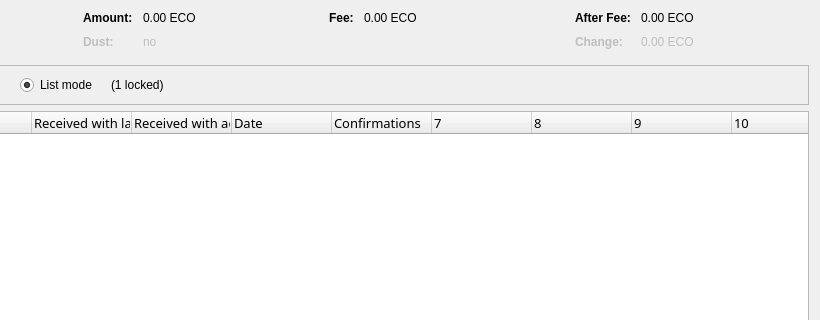
Above: src/qt/forms/coincontroldialog.ui from ECO-chain/ecochain before the change; both pictures show x 180 to 1000 and y 0 to 320 of the 1000 by 500 pixel window. Below: the same form after it.
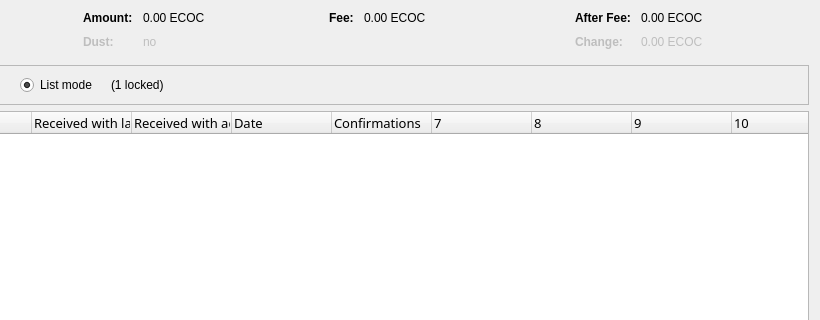
That is the form after the change. Custom widgets are drawn as their Qt base class.

Commit message: change Eco to ECOC, fix languages

```diff
--- a/src/qt/forms/coincontroldialog.ui
+++ b/src/qt/forms/coincontroldialog.ui
@@ -132,7 +132,7 @@
           <enum>Qt::ActionsContextMenu</enum>
          </property>
          <property name="text">
-          <string notr="true">0.00 ECO</string>
+          <string notr="true">0.00 ECOC</string>
          </property>
          <property name="textInteractionFlags">
           <set>Qt::LinksAccessibleByMouse|Qt::TextSelectableByKeyboard|Qt::TextSelectableByMouse</set>
@@ -212,7 +212,7 @@
           <enum>Qt::ActionsContextMenu</enum>
          </property>
          <property name="text">
-          <string notr="true">0.00 ECO</string>
+          <string notr="true">0.00 ECOC</string>
          </property>
          <property name="textInteractionFlags">
           <set>Qt::LinksAccessibleByMouse|Qt::TextSelectableByKeyboard|Qt::TextSelectableByMouse</set>
@@ -257,7 +257,7 @@
           <enum>Qt::ActionsContextMenu</enum>
          </property>
          <property name="text">
-          <string notr="true">0.00 ECO</string>
+          <string notr="true">0.00 ECOC</string>
          </property>
          <property name="textInteractionFlags">
           <set>Qt::LinksAccessibleByMouse|Qt::TextSelectableByKeyboard|Qt::TextSelectableByMouse</set>
@@ -292,7 +292,7 @@
           <enum>Qt::ActionsContextMenu</enum>
          </property>
          <property name="text">
-          <string notr="true">0.00 ECO</string>
+          <string notr="true">0.00 ECOC</string>
          </property>
          <property name="textInteractionFlags">
           <set>Qt::LinksAccessibleByMouse|Qt::TextSelectableByKeyboard|Qt::TextSelectableByMouse</set>
```
The commit also changes 83 other files.
